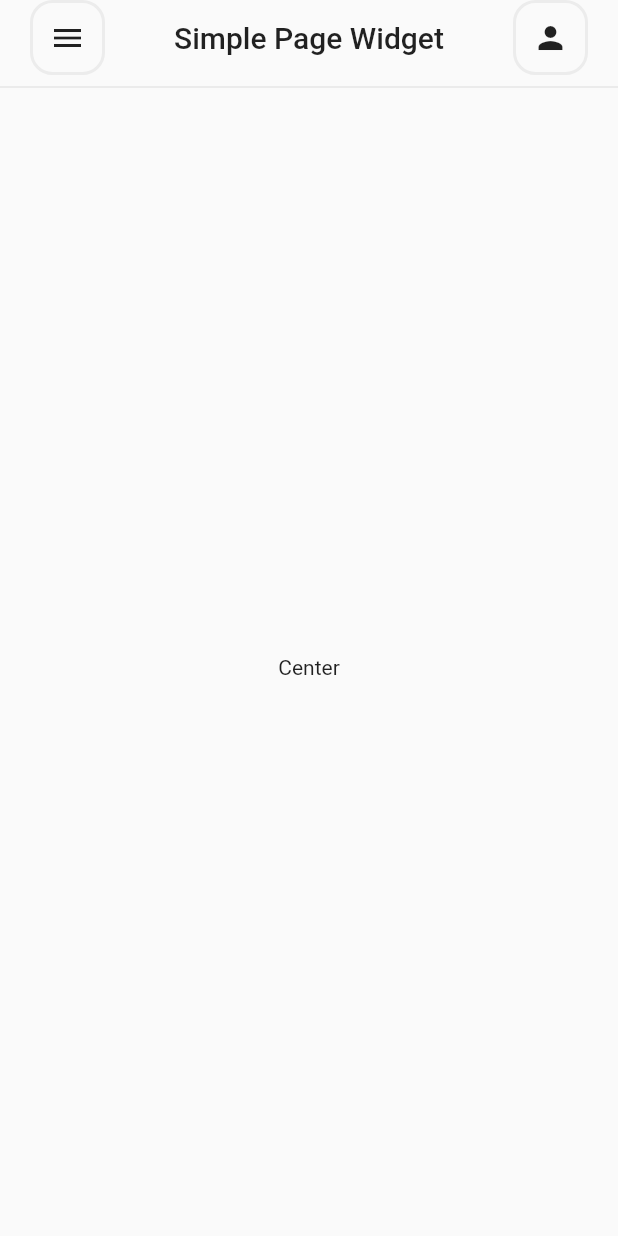
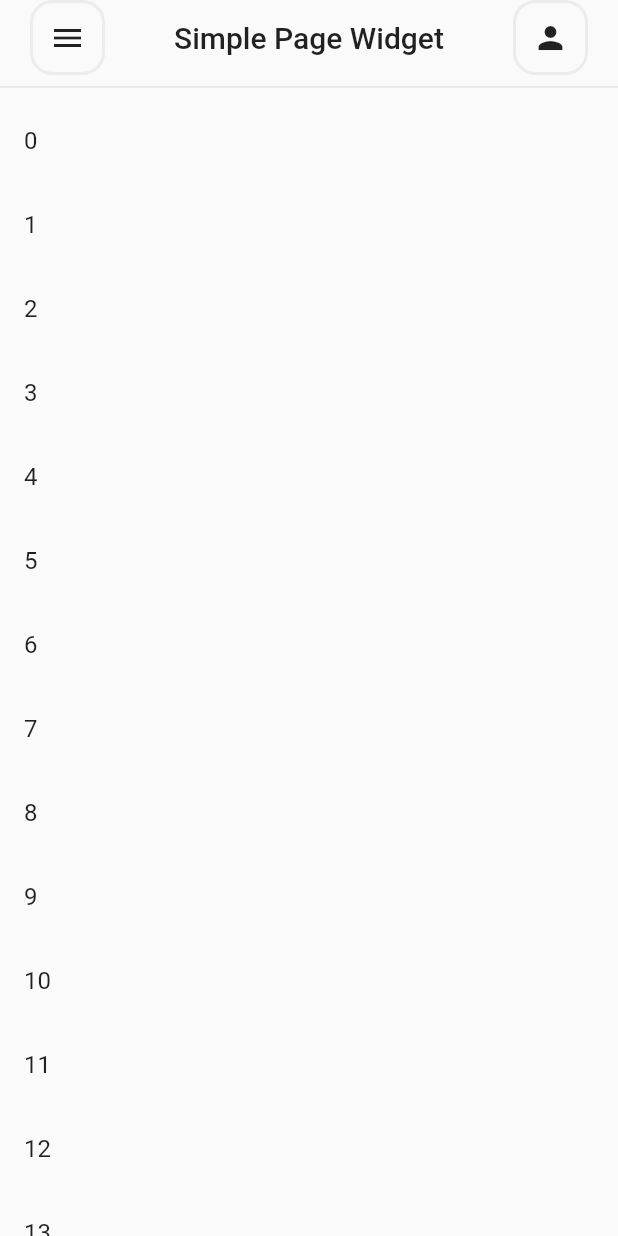
Before and after one commit to trey-a-hope/flutter-packages, a Flutter app: the screen it shows after launch, on a phone screen of 412 x 824 dp. Run offline on Flutter 3.47's test engine with Material 2 defaults, Android fonts, the phone set to English and light mode, and no system bars.

```diff
--- a/lib/main.dart
+++ b/lib/main.dart
@@ -50,9 +50,10 @@ class _MyHomePageState extends State<MyHomePage> {
           },
         ),
         title: 'Simple Page Widget',
-        child: const Center(
-          child: Text(
-            'Center',
+        child: ListView.builder(
+          itemCount: 20,
+          itemBuilder: (_, i) => ListTile(
+            title: Text('$i'),
           ),
         ),
       );
--- a/packages/simple_page_widget/pubspec.yaml
+++ b/packages/simple_page_widget/pubspec.yaml
@@ -1,5 +1,5 @@
 name: simple_page_widget
-description: A new Flutter package project.
+description: A simple, clean page widget.
 version: 0.0.1
 homepage:
 
--- a/pubspec.yaml
+++ b/pubspec.yaml
@@ -34,8 +34,7 @@ dependencies:
   # The following adds the Cupertino Icons font to your application.
   # Use with the CupertinoIcons class for iOS style icons.
   cupertino_icons: ^1.0.2
-  simple_page_widget:
-    path: packages/simple_page_widget
+  simple_page_widget: ^0.0.1
 
 dev_dependencies:
   flutter_test:
```
Also changed, not shown: 2 other files.
